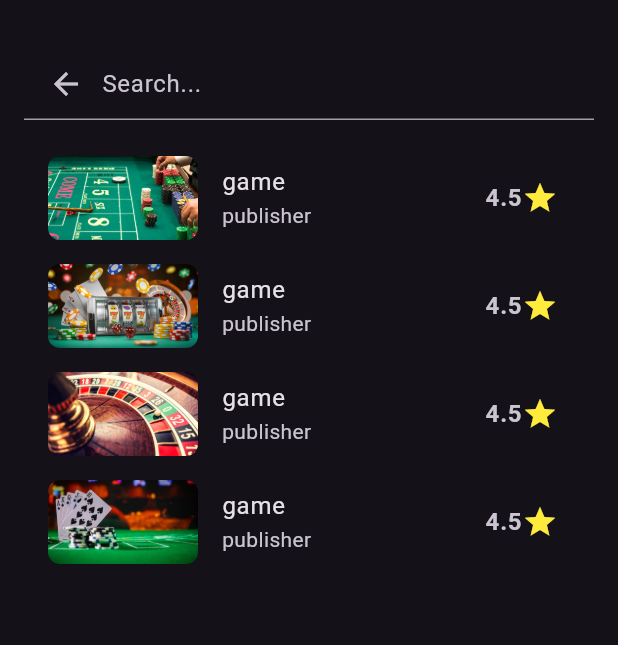
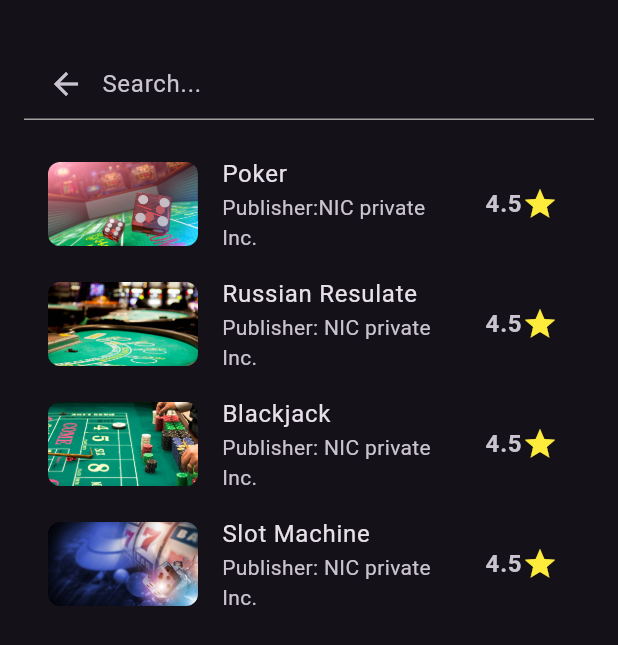
Before and after one commit to Teklez/flutter-2024-proj, a Flutter app: the HomePage screen opened by its route, after a tap on the "search" icon, on a phone screen of 412 x 824 dp. Shown: the top 645 px of the screen. Run offline on Flutter 3.47's test engine with Material 3 defaults, Android fonts, the phone set to English and light mode, and no system bars; our stand-ins replace flutter_rating_bar, readmore.

Commit message:
final touch

```diff
--- a/frontend/lib/presentation/screens/admin_page.dart
+++ b/frontend/lib/presentation/screens/admin_page.dart
@@ -26,35 +26,49 @@ class AdminPage extends StatelessWidget {
         childAspectRatio: 8.0 / 10.0,
         children: const <Widget>[
           AGameCard(
-              game: Game(
-                  name: "Game 1",
-                  image: "assets/game4.jpg",
-                  publisher: "New Youk Times Best seller",
-                  releaseDate: "2021-10-10")),
-          AGameCard(
             game: Game(
-              name: "Game 2",
-              image: "assets/game2.jpg",
-              publisher: "New Youk Times Best seller",
+              name: "Poker",
+              image: "assets/game1.jpg",
+              rating: 4.5,
+              publisher: "publisher: NIC private Inc.",
               releaseDate: "2021-10-10",
             ),
           ),
           AGameCard(
             game: Game(
-              name: "Game 3",
-              image: "assets/game3.jpg",
-              publisher: "New Youk Times Best seller",
+              name: "Russian Roulette",
+              image: "assets/game4.jpg",
+              rating: 4.5,
+              publisher: "publisher: NIC private Inc.",
               releaseDate: "2021-10-10",
-              rating: 4.5,
             ),
           ),
           AGameCard(
             game: Game(
-                name: "Game 4",
-                image: "assets/game4.jpg",
-                publisher: "New Youk Times Best seller",
-                releaseDate: "2021-10-10",
-                rating: 4.5),
+              name: "Blackjack",
+              image: "assets/game3.jpg",
+              rating: 4.5,
+              publisher: "publisher: NIC private Inc.",
+              releaseDate: "2021-10-10",
+            ),
+          ),
+          AGameCard(
+            game: Game(
+              name: "Slot Machine",
+              image: "assets/game2.jpg",
+              rating: 4.5,
+              publisher: "publisher: NIC private Inc.",
+              releaseDate: "2021-10-10",
+            ),
+          ),
+          AGameCard(
+            game: Game(
+              name: "Roulette",
+              image: "assets/game5.jpg",
+              rating: 4.5,
+              publisher: "publisher: NIC private Inc.",
+              releaseDate: "2021-10-10",
+            ),
           ),
         ],
       ),
--- a/frontend/lib/presentation/screens/game_add.dart
+++ b/frontend/lib/presentation/screens/game_add.dart
@@ -7,12 +7,15 @@ class AddGameForm extends StatelessWidget {
 
   @override
   Widget build(BuildContext context) {
-    return Material(
-      child: Container(
-          padding: const EdgeInsets.all(18.0),
-          child: Center(
-            child: _addGameForm(context, buttonName),
-          )),
+    return SingleChildScrollView(
+      child: Material(
+        child: Container(
+            margin: const EdgeInsets.only(top: 50.0), // Add margin
+            padding: const EdgeInsets.all(18.0),
+            child: Center(
+              child: _addGameForm(context, buttonName),
+            )),
+      ),
     );
   }
 
@@ -70,7 +73,7 @@ class AddGameForm extends StatelessWidget {
                 print('Add');
               },
               child: Text(buttonName,
-                  style: TextStyle(color: Color.fromARGB(255, 211, 47, 47))),
+                  style: TextStyle(color: Color.fromARGB(255, 47, 211, 151))),
             ),
           ],
         ),
--- a/frontend/lib/presentation/screens/home.dart
+++ b/frontend/lib/presentation/screens/home.dart
@@ -42,35 +42,104 @@ class HomePage extends StatelessWidget {
         childAspectRatio: 8.0 / 10.0,
         children: const <Widget>[
           GameCard(
-              game:
-                  Game(name: "Game 1", image: "assets/game4.jpg", rating: 4.5)),
+            game: Game(
+              name: "Poker",
+              image: "assets/game4.jpg",
+              rating: 4.5,
+              publisher: "publisher: NIC private Inc.",
+              releaseDate: "2021-10-10",
+            ),
+          ),
           GameCard(
-              game:
-                  Game(name: "Game 2", image: "assets/game2.jpg", rating: 4.5)),
+            game: Game(
+              name: "Russian Roulette",
+              image: "assets/game3.jpg",
+              rating: 4.5,
+              publisher: "publisher: NIC private Inc.",
+              releaseDate: "2021-10-10",
+            ),
+          ),
           GameCard(
-              game:
-                  Game(name: "Game 3", image: "assets/game3.jpg", rating: 4.5)),
+            game: Game(
+              name: "Blackjack",
+              image: "assets/game2.jpg",
+              rating: 4.5,
+              publisher: "publisher: NIC private Inc.",
+              releaseDate: "2021-10-10",
+            ),
+          ),
           GameCard(
-              game:
-                  Game(name: "Game 4", image: "assets/game4.jpg", rating: 4.5)),
+            game: Game(
+              name: "Slot Machine",
+              image: "assets/game5.jpg",
+              rating: 4.5,
+              publisher: "publisher: NIC private Inc.",
+              releaseDate: "2021-10-10",
+            ),
+          ),
           GameCard(
-              game:
-                  Game(name: "Game 5", image: "assets/game5.jpg", rating: 4.5)),
+            game: Game(
+              name: "Roulette",
+              image: "assets/game1.jpg",
+              rating: 4.5,
+              publisher: "publisher: NIC private Inc.",
+              releaseDate: "2021-10-10",
+            ),
+          ),
           GameCard(
-              game:
-                  Game(name: "Game 6", image: "assets/game6.jpg", rating: 4.5)),
+            game: Game(
+              name: "Blackjack",
+              image: "assets/game6.jpg",
+              rating: 4.5,
+              publisher: "publisher: NIC private Inc.",
+              releaseDate: "2021-10-10",
+            ),
+          ),
           GameCard(
-              game:
-                  Game(name: "Game 7", image: "assets/game7.jpg", rating: 4.5)),
+            game: Game(
+              name: "Slot Machine",
+              image: "assets/game7.jpg",
+              rating: 4.5,
+              publisher: "publisher: NIC private Inc.",
+              releaseDate: "2021-10-10",
+            ),
+          ),
           GameCard(
-              game:
-                  Game(name: "Game 8", image: "assets/game8.jpg", rating: 4.5)),
+            game: Game(
+              name: "Roulette",
+              image: "assets/game8.jpg",
+              rating: 4.5,
+              publisher: "publisher: NIC private Inc.",
+              releaseDate: "2021-10-10",
+            ),
+          ),
           GameCard(
-              game:
-                  Game(name: "Game 9", image: "assets/game9.jpg", rating: 4.5)),
+            game: Game(
+              name: "Poker",
+              image: "assets/game9.jpg",
+              rating: 4.5,
+              publisher: "publisher: NIC private Inc.",
+              releaseDate: "2021-10-10",
+            ),
+          ),
           GameCard(
-              game: Game(
-                  name: "Game 10", image: "assets/game10.jpg", rating: 4.5)),
+            game: Game(
+              name: "Russian Roulette",
+              image: "assets/game10.jpg",
+              rating: 4.5,
+              publisher: "publisher: NIC private Inc.",
+              releaseDate: "2021-10-10",
+            ),
+          ),
+          GameCard(
+            game: Game(
+              name: "Blackjack",
+              image: "assets/game11.jpg",
+              rating: 4.5,
+              publisher: "publisher: NIC private Inc.",
+              releaseDate: "2021-10-10",
+            ),
+          ),
         ],
       ),
     );
--- a/frontend/lib/presentation/screens/search.dart
+++ b/frontend/lib/presentation/screens/search.dart
@@ -8,10 +8,22 @@ class SearchPage extends StatelessWidget {
   @override
   Widget build(BuildContext context) {
     const searchResults = [
-      Game(name: "game", image: "assets/game2.jpg", publisher: "publisher"),
-      Game(name: "game", image: "assets/game10.jpg", publisher: "publisher"),
-      Game(name: "game", image: "assets/game7.jpg", publisher: "publisher"),
-      Game(name: "game", image: "assets/game8.jpg", publisher: "publisher"),
+      Game(
+          name: "Poker",
+          image: "assets/game4.jpg",
+          publisher: "Publisher:NIC private Inc."),
+      Game(
+          name: "Russian Resulate",
+          image: "assets/game3.jpg",
+          publisher: "Publisher: NIC private Inc."),
+      Game(
+          name: "Blackjack",
+          image: "assets/game2.jpg",
+          publisher: "Publisher: NIC private Inc."),
+      Game(
+          name: "Slot Machine",
+          image: "assets/game1.jpg",
+          publisher: "Publisher: NIC private Inc."),
     ];
     return Material(
       child: Container(
```
